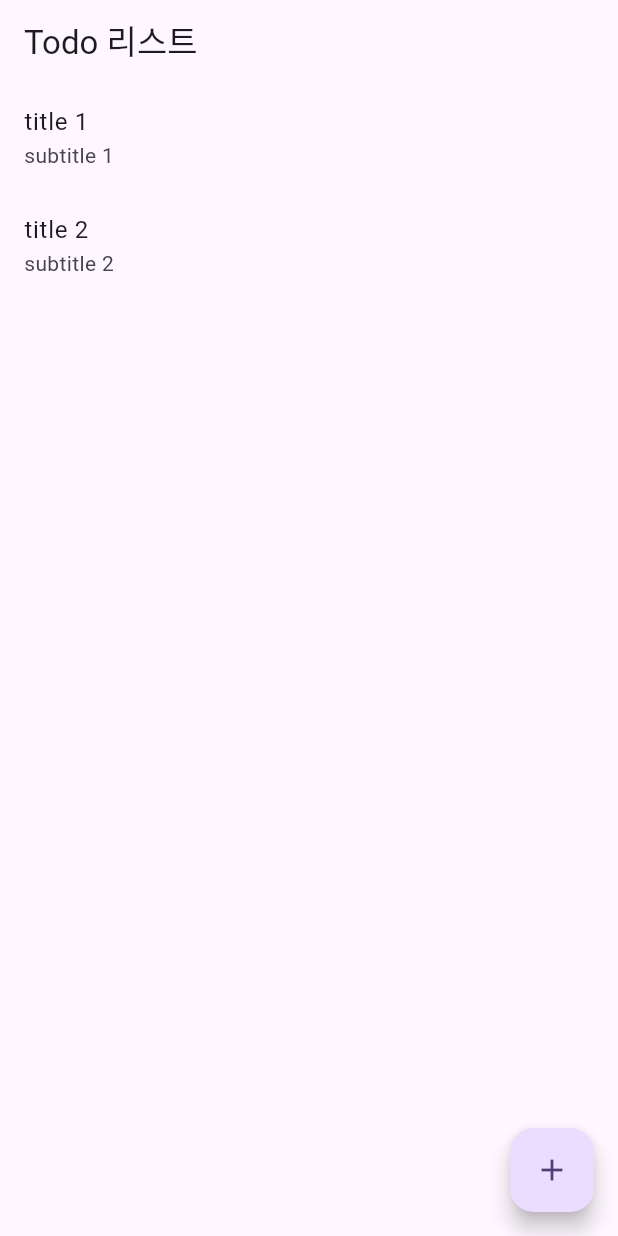
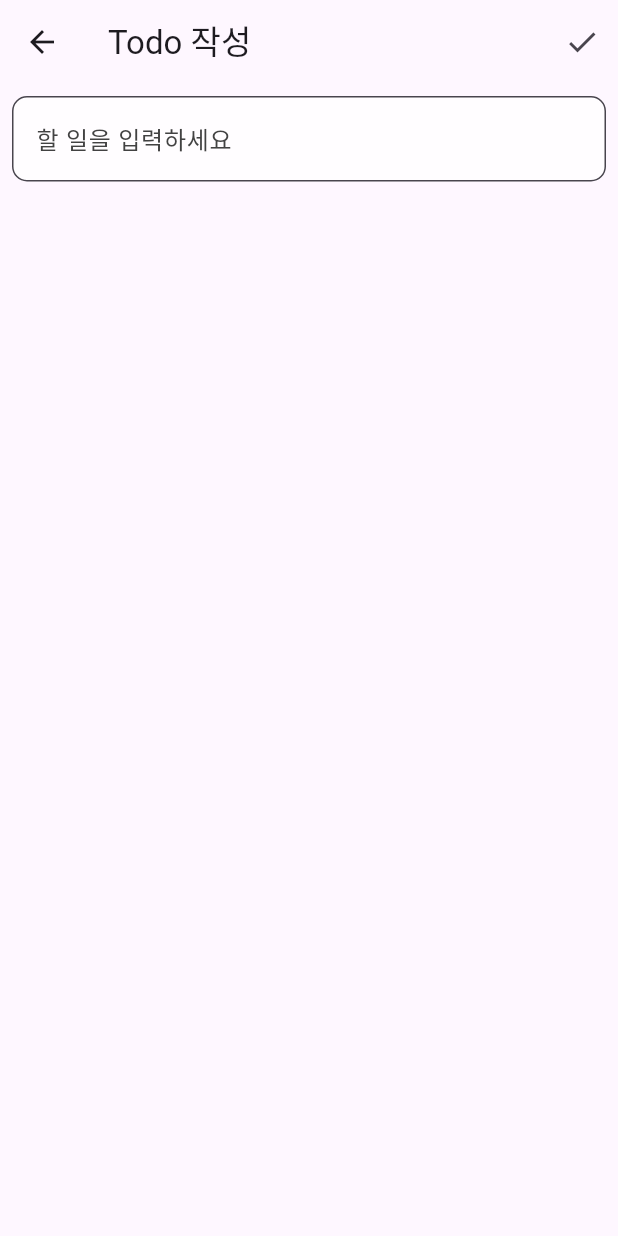
Before and after one commit to ALSDlab/todolist, a Flutter app: the screen it shows after launch, after a tap on the "add" icon, on a phone screen of 412 x 824 dp. Run offline on Flutter 3.47's test engine with Material 3 defaults, Android fonts, the phone set to English and light mode, and no system bars.

Commit message:
Todo list 만들기 - Todo 추가 화면 작성

```diff
--- /dev/null
+++ b/lib/create_screen.dart
@@ -0,0 +1,36 @@
+import 'package:flutter/material.dart';
+
+class CreateScreen extends StatelessWidget {
+  const CreateScreen({super.key});
+
+  @override
+  Widget build(BuildContext context) {
+    return Scaffold(
+      appBar: AppBar(
+        title: const Text('Todo 작성'),
+        actions: [
+          IconButton(
+            onPressed: () {},
+            icon: const Icon(Icons.done),
+          ),
+        ],
+      ),
+      body: Padding(
+        padding: const EdgeInsets.all(8.0),
+        child: TextField(
+          decoration: InputDecoration(
+            border: OutlineInputBorder(
+              borderRadius: BorderRadius.circular(10.0),
+            ),
+            hintText: '할 일을 입력하세요',
+            filled: true,
+            fillColor: Colors.white70,
+            hintStyle: TextStyle(
+              color: Colors.grey[800],
+            ),
+          ),
+        ),
+      ),
+    );
+  }
+}
--- a/lib/list_screen.dart
+++ b/lib/list_screen.dart
@@ -1,4 +1,5 @@
 import 'package:flutter/material.dart';
+import 'package:todolist/create_screen.dart';
 
 class ListScreen extends StatelessWidget {
   const ListScreen({super.key});
@@ -24,7 +25,9 @@ class ListScreen extends StatelessWidget {
         ],
       ),
       floatingActionButton: FloatingActionButton(
-        onPressed: (){ },
+        onPressed: (){
+          Navigator.push(context, MaterialPageRoute(builder: (context) => const CreateScreen()));
+        },
         child: const Icon(Icons.add),
       ),
     );
```
